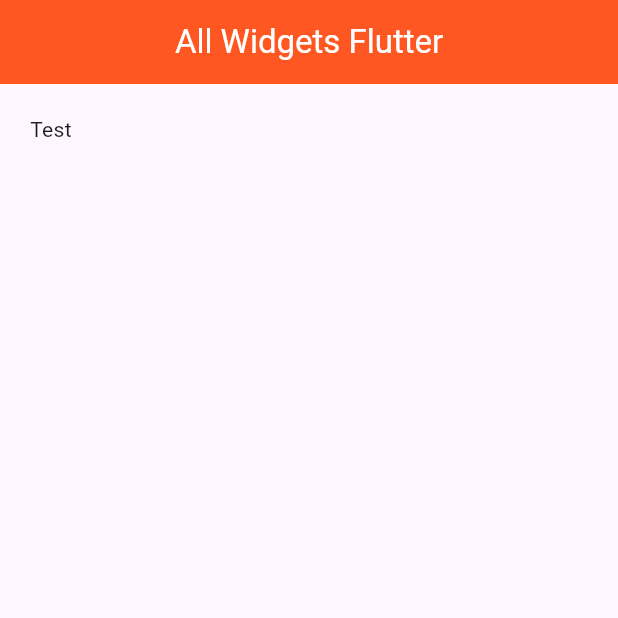
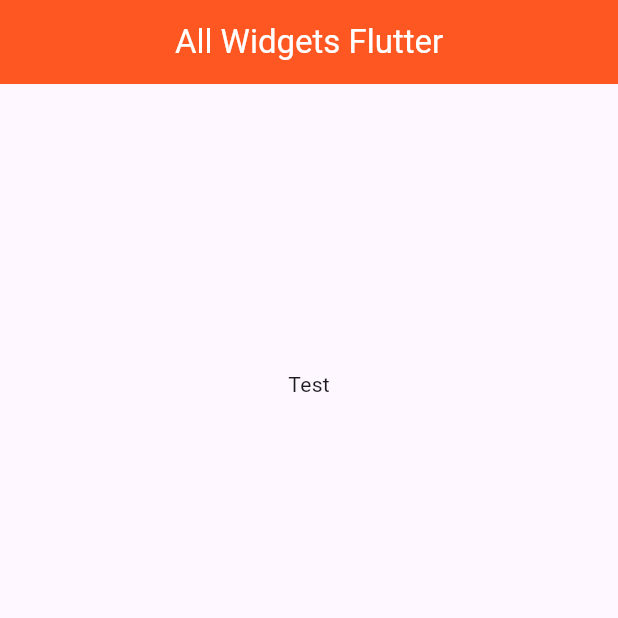
Before and after one commit to Abdelali-Moutawassit/flutter_all_widgets, a Flutter app: the screen it shows after launch, on a phone screen of 412 x 824 dp, the top half of it. Run offline on Flutter 3.47's test engine with Material 3 defaults, Android fonts, the light colour scheme and no system bars.

Commit message:
Center widget

```diff
--- a/lib/main.dart
+++ b/lib/main.dart
@@ -21,7 +21,11 @@ class MyApp extends StatelessWidget {
             ),
           ),
         ),
-        body: Padding(padding: EdgeInsets.all(20), child: Text("Test")),
+        //Center Widget
+        body: Center(
+          widthFactor: 20,
+          heightFactor: 20,
+          child: Text("Test")),
       ),
     );
   }
```
